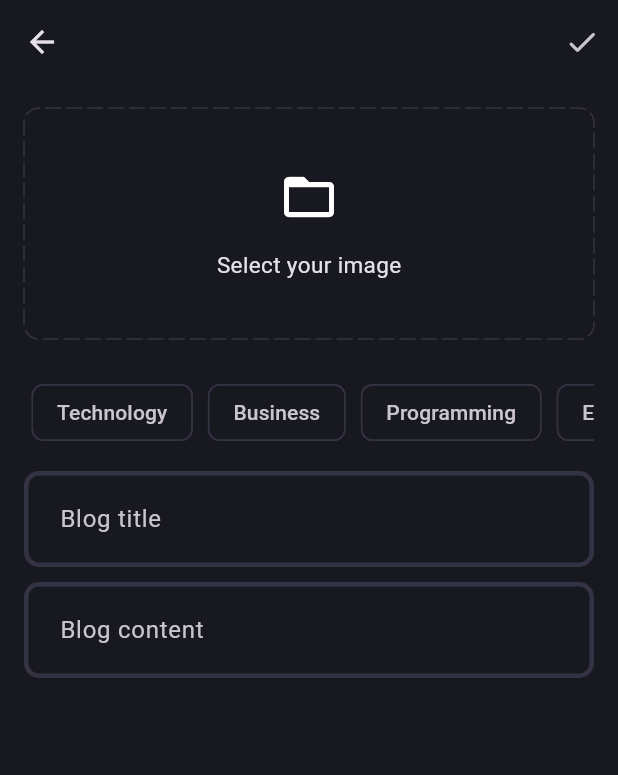
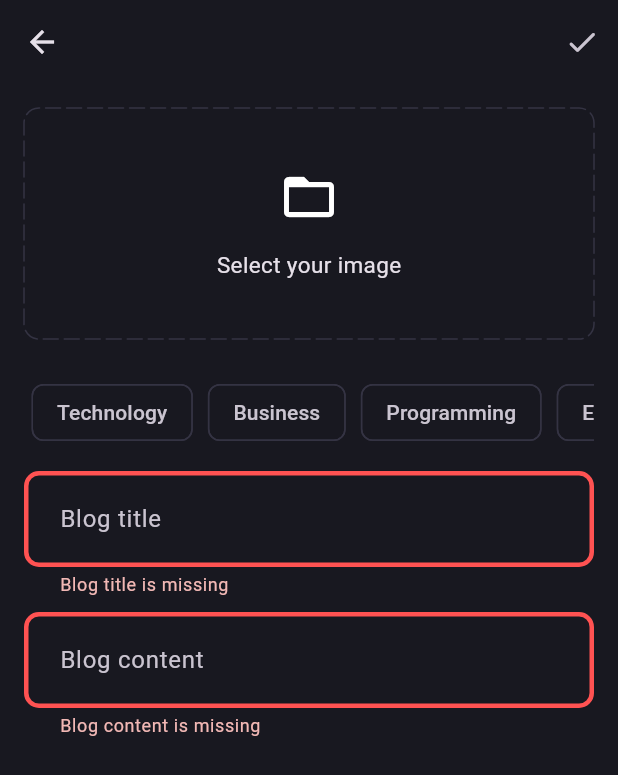
Before and after one commit to kareemmuhamedd/Blogs_App-flutter-and-supabase-backend-, a Flutter app: the AddNewBlogScreen screen opened directly, after a tap on the "done" icon, on a phone screen of 412 x 824 dp. Shown: the top 775 px of the screen. Run offline on Flutter 3.47's test engine with Material 3 defaults, Android fonts, the phone set to English and light mode, and no system bars; drawn by our look-alikes of dotted_border; our stand-ins replace flutter_bloc, fpdart, get_it, image_picker, supabase_flutter; accounts and stored records are empty.

Commit message:
adding bloc to add new blog screen

```diff
--- a/lib/core/theme/theme.dart
+++ b/lib/core/theme/theme.dart
@@ -25,7 +25,9 @@ class AppTheme {
     inputDecorationTheme: InputDecorationTheme(
       enabledBorder: _border(),
       focusedBorder: _border(AppPalette.gradient2),
+      border: _border(),
       contentPadding: const EdgeInsets.all(20),
+      errorBorder: _border(AppPalette.errorColor)
     ),
   );
 }
--- a/lib/featrures/blog/data/data_sources/blog_remote_data_source.dart
+++ b/lib/featrures/blog/data/data_sources/blog_remote_data_source.dart
@@ -21,9 +21,9 @@ class BlogRemoteDataSourceImpl implements BlogRemoteDataSource {
   @override
   Future<BlogModel> uploadBlog(BlogModel blog) async {
     try {
-      final blogData = await supabaseClient.from('blogs').insert({
+      final blogData = await supabaseClient.from('blogs').insert(
         blog.toJson(),
-      }).select();
+      ).select();
       return BlogModel.fromJson(blogData.first);
     } catch (e) {
       throw ServerException(e.toString());
@@ -36,7 +36,7 @@ class BlogRemoteDataSourceImpl implements BlogRemoteDataSource {
     required BlogModel blog,
   }) async {
     try {
-      await supabaseClient.storage.from('blog_images').update(
+      await supabaseClient.storage.from('blog_images').upload(
             blog.id,
             image,
           );
--- a/lib/featrures/blog/data/repositories/blog_repository_impl.dart
+++ b/lib/featrures/blog/data/repositories/blog_repository_impl.dart
@@ -39,6 +39,7 @@ class BlogRepositoryImpl implements BlogRepository {
       blogModel = blogModel.copyWith(
         imageUrl: imageUrl,
       );
+
       final uploadedBlog = await blogRemoteDataSource.uploadBlog(
         blogModel,
       );
--- a/lib/featrures/blog/presentation/bloc/blog_event.dart
+++ b/lib/featrures/blog/presentation/bloc/blog_event.dart
@@ -1,5 +1,4 @@
 part of 'blog_bloc.dart';
-
 
 @immutable
 sealed class BlogEvent {}
@@ -11,11 +10,11 @@ final class BlogUpload extends BlogEvent {
   final File image;
   final List<String> topics;
 
-  BlogUpload(
-    this.posterId,
-    this.title,
-    this.content,
-    this.image,
-    this.topics,
-  );
+  BlogUpload({
+    required this.posterId,
+    required this.title,
+    required this.content,
+    required this.image,
+    required this.topics,
+  });
 }
--- a/lib/featrures/blog/presentation/screens/add_new_blog_screen.dart
+++ b/lib/featrures/blog/presentation/screens/add_new_blog_screen.dart
@@ -1,9 +1,16 @@
 import 'dart:io';
 
 import 'package:dotted_border/dotted_border.dart';
+import 'package:flutter/foundation.dart';
 import 'package:flutter/material.dart';
+import 'package:flutter_bloc/flutter_bloc.dart';
+import 'package:flutter_clean_architecture/core/common/cubits/app_user/app_user_cubit.dart';
+import 'package:flutter_clean_architecture/core/common/widgets/loader.dart';
 import 'package:flutter_clean_architecture/core/theme/app_palette.dart';
 import 'package:flutter_clean_architecture/core/utils/pick_image.dart';
+import 'package:flutter_clean_architecture/core/utils/show_snackbar.dart';
+import 'package:flutter_clean_architecture/featrures/blog/presentation/bloc/blog_bloc.dart';
+import 'package:flutter_clean_architecture/featrures/blog/presentation/screens/blog_screen.dart';
 
 import '../widgets/blog_editor.dart';
 
@@ -20,16 +27,34 @@ class AddNewBlogScreen extends StatefulWidget {
 class _AddNewBlogScreenState extends State<AddNewBlogScreen> {
   final titleController = TextEditingController();
   final contentController = TextEditingController();
+  final formKey = GlobalKey<FormState>();
   List<String> selectedTopics = [];
   File? image;
 
   void selectImage() async {
-    print('i am called');
     final pickedImage = await pickImage();
     if (pickedImage != null) {
       setState(() {
         image = pickedImage;
       });
+    }
+  }
+
+  void uploadBlog() {
+    if (formKey.currentState!.validate() &&
+        selectedTopics.isNotEmpty &&
+        image != null) {
+      final posterId =
+          (context.read<AppUserCubit>().state as AppUserLoggedIn).user.id;
+      context.read<BlogBloc>().add(
+            BlogUpload(
+              posterId: posterId,
+              title: titleController.text.trim(),
+              content: contentController.text.trim(),
+              image: image!,
+              topics: selectedTopics,
+            ),
+          );
     }
   }
 
@@ -46,16 +71,36 @@ class _AddNewBlogScreenState extends State<AddNewBlogScreen> {
       appBar: AppBar(
         actions: [
           IconButton(
-            onPressed: () {},
+            onPressed: () {
+              uploadBlog();
+            },
             icon: const Icon(
               Icons.done_rounded,
             ),
           )
         ],
       ),
-      body: SingleChildScrollView(
+      body: BlocConsumer<BlogBloc, BlogState>(
+        listener: (context, state) {
+          if (state is BlogFailure) {
+            showSnackBar(context, state.error);
+          } else if (state is BlogSuccess) {
+            Navigator.pushAndRemoveUntil(
+              context,
+              BlogScreen.route(),
+              (route) => false,
+            );
+          }
+        },
+        builder: (context, state) {
+          if (state is BlogLoading) {
+            return const Loader();
+          }
+          return SingleChildScrollView(
             child: Padding(
               padding: const EdgeInsets.all(16.0),
+              child: Form(
+                key: formKey,
                 child: Column(
                   children: [
                     image != null
@@ -140,7 +185,8 @@ class _AddNewBlogScreenState extends State<AddNewBlogScreen> {
                                     side: selectedTopics.contains(e)
                                         ? null
                                         : const BorderSide(
-                                      color: AppPalette.borderColor),
+                                            color: AppPalette.borderColor,
+                                          ),
                                   ),
                                 ),
                               ),
@@ -163,5 +209,8 @@ class _AddNewBlogScreenState extends State<AddNewBlogScreen> {
               ),
             ),
           );
+        },
+      ),
+    );
   }
 }
--- a/lib/featrures/blog/presentation/screens/blog_screen.dart
+++ b/lib/featrures/blog/presentation/screens/blog_screen.dart
@@ -3,6 +3,8 @@ import 'package:flutter/material.dart';
 import 'package:flutter_clean_architecture/featrures/blog/presentation/screens/add_new_blog_screen.dart';
 
 class BlogScreen extends StatelessWidget {
+  static route() => MaterialPageRoute(builder: (context) => const BlogScreen());
+
   const BlogScreen({super.key});
 
   @override
--- a/lib/featrures/blog/presentation/widgets/blog_editor.dart
+++ b/lib/featrures/blog/presentation/widgets/blog_editor.dart
@@ -18,6 +18,12 @@ class BlogEditor extends StatelessWidget {
         hintText: hintText,
       ),
       maxLines: null,
+      validator: (value) {
+        if (value!.trim().isEmpty) {
+          return '$hintText is missing';
+        }
+        return null;
+      },
     );
   }
 }
```
Lines whose indentation alone changed are shown as unchanged.
